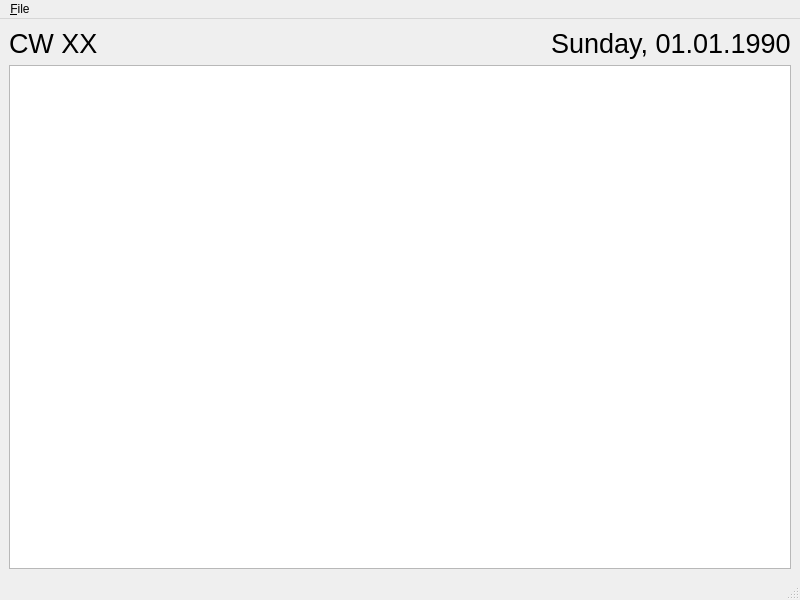
Tabascl/QTimeCapture, file mainwindow.ui: the form before one commit.
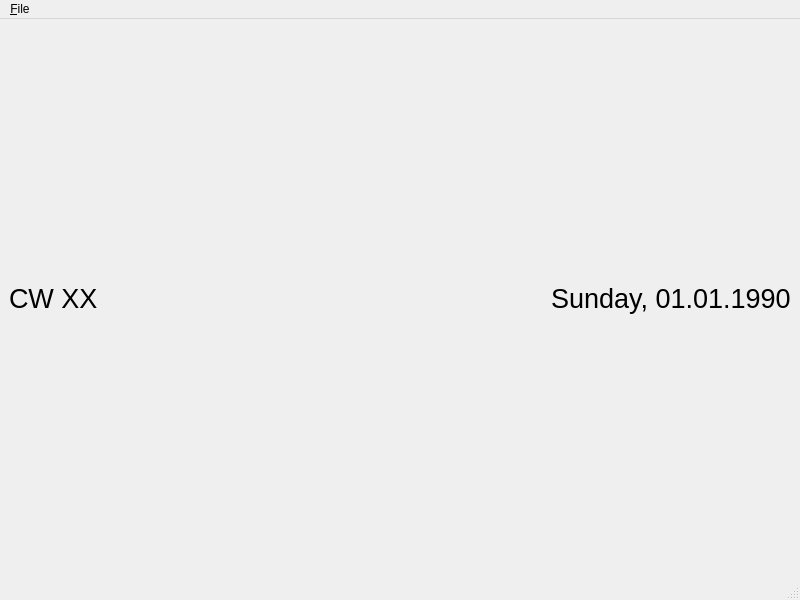
The form after the commit.

Commit message: Add views for work week, days and day entries

```diff
--- a/mainwindow.ui
+++ b/mainwindow.ui
@@ -63,7 +63,7 @@
      </layout>
     </item>
     <item>
-     <widget class="QTableView" name="tableView"/>
+     <layout class="QHBoxLayout" name="weekLayout"/>
     </item>
    </layout>
   </widget>
```
The commit also changes 16 other files.
